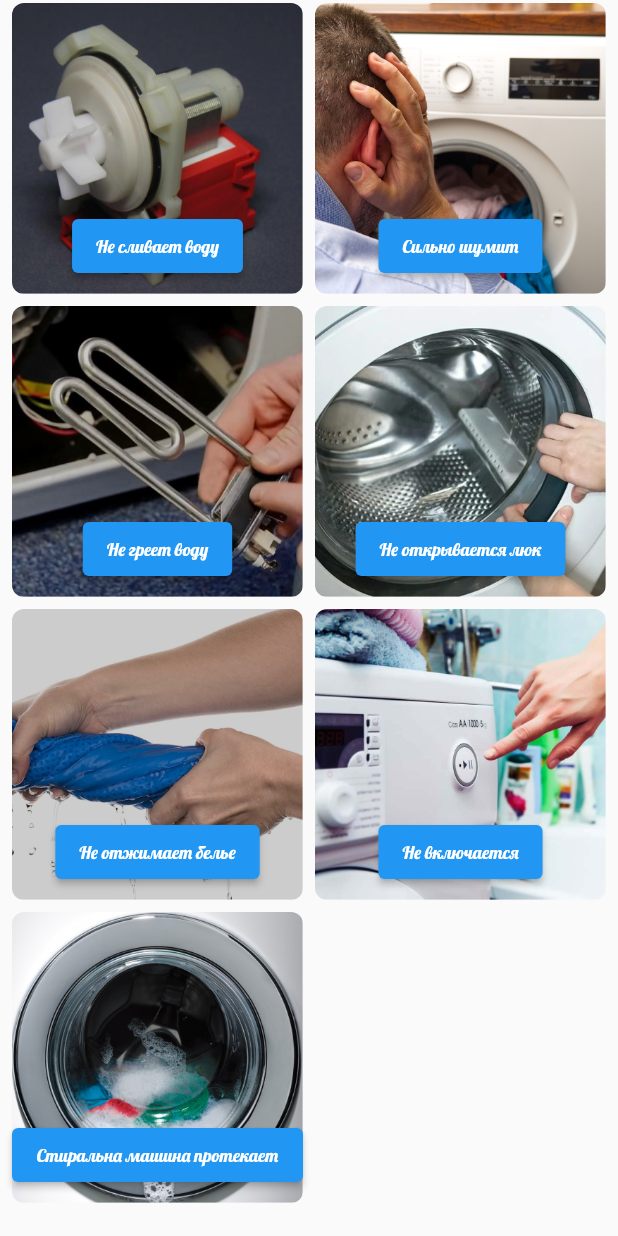
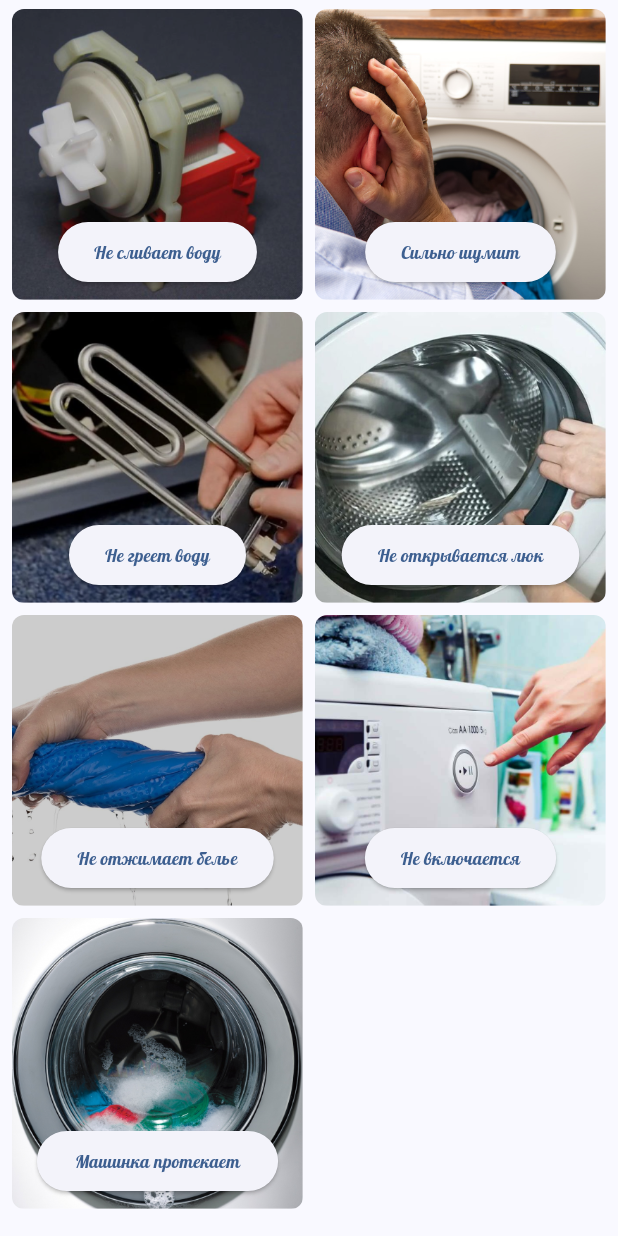
Before and after one commit to RfMakar/2foreman, a Flutter app: the screen it shows after launch, scrolled down 1152 dp, on a phone screen of 412 x 824 dp. Run offline on Flutter 3.47's test engine with Material 2 defaults, Android fonts, the phone set to English and light mode, and no system bars; our stand-ins replace google_fonts.

```diff
--- a/lib/my_app.dart
+++ b/lib/my_app.dart
@@ -1,4 +1,5 @@
 import 'package:flutter/material.dart';
+import 'package:foreman/style/style_app.dart';
 import 'package:foreman/widgets/app_ap_bar.dart';
 import 'package:foreman/widgets/app_application.dart';
 import 'package:foreman/widgets/app_contacts.dart';
@@ -14,8 +15,11 @@ class MyApp extends StatelessWidget {
   Widget build(BuildContext context) {
     return MaterialApp(
       theme: ThemeData(
-          // useMaterial3: true,
-          ),
+        useMaterial3: true,
+        colorScheme: ColorScheme.fromSeed(
+          seedColor: AppColor.color,
+        ),
+      ),
       home: const HomeWidget(),
     );
   }
--- a/lib/widgets/app_ap_bar.dart
+++ b/lib/widgets/app_ap_bar.dart
@@ -16,7 +16,10 @@ class WidgetAppApBar extends StatelessWidget {
           Column(
             mainAxisAlignment: MainAxisAlignment.center,
             children: [
-              Text('г. Санкт-Петербург', style: AppTextStyle.heading3),
+              Text(
+                'г. Санкт-Петербург',
+                style: AppTextStyle.heading3,
+              ),
               Text(
                 'c 8:00 до 23:00, без выходных',
                 style: AppTextStyle.heading5,
--- a/lib/widgets/app_uslugi.dart
+++ b/lib/widgets/app_uslugi.dart
@@ -148,7 +148,7 @@ class WidgetAppUslugi extends StatelessWidget {
       Usluga(
         0,
         'assets/uslugi/9.png',
-        'Стиральна машина протекает ',
+        'Машинка протекает ',
         [
           'повреждена манжета',
           'повреждение патрубков',
```
Also changed, not shown: assets/icon/1.png, assets/icon/2.png, assets/icon/3.png, assets/icon/4.png, assets/image/image1.png, pubspec.lock.
